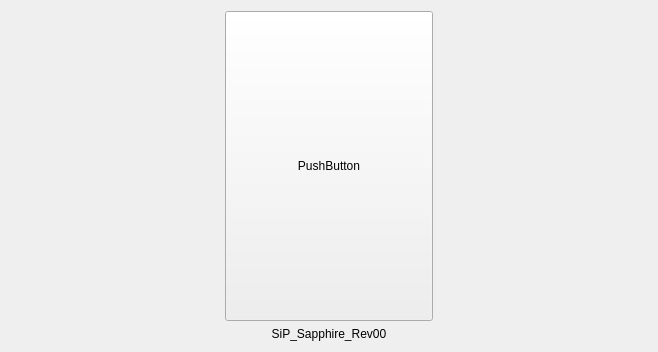
First picture: the form in TeApSy/mainboardwidget.ui, repository Mar94oK/TeApSy, before the edit.
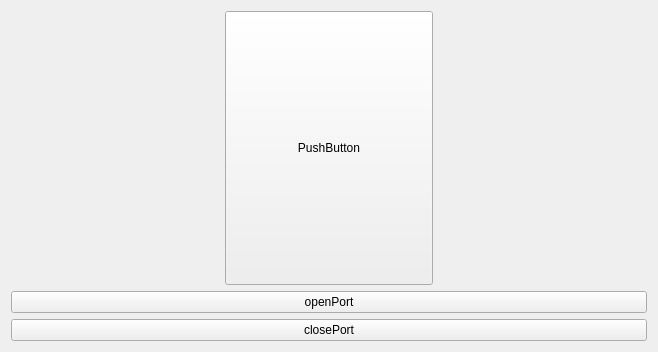
Second picture: the form after the edit. Custom widgets are drawn as their Qt base class.

Commit message: Debug buttons added.

Diff of the .ui file:
```diff
--- a/TeApSy/mainboardwidget.ui
+++ b/TeApSy/mainboardwidget.ui
@@ -15,20 +15,22 @@
   </property>
   <layout class="QGridLayout" name="gridLayout">
    <item row="1" column="0">
-    <widget class="QLabel" name="lbl_MainBoard">
-     <property name="sizePolicy">
-      <sizepolicy hsizetype="Preferred" vsizetype="Minimum">
-       <horstretch>0</horstretch>
-       <verstretch>0</verstretch>
-      </sizepolicy>
-     </property>
+    <layout class="QVBoxLayout" name="lt_dbgControls">
+     <item>
+      <widget class="QPushButton" name="btn_OpenPort">
+       <property name="text">
+        <string>openPort</string>
+       </property>
+      </widget>
+     </item>
+     <item>
+      <widget class="QPushButton" name="btn_ClosePort">
      <property name="text">
-      <string>SiP_Sapphire_Rev00</string>
-     </property>
-     <property name="alignment">
-      <set>Qt::AlignCenter</set>
-     </property>
-    </widget>
+        <string>closePort</string>
+       </property>
+      </widget>
+     </item>
+    </layout>
    </item>
    <item row="0" column="0">
     <layout class="QHBoxLayout" name="horizontalLayout">
```
Lines whose indentation alone changed are shown as unchanged. The commit also changes 2 other files.
